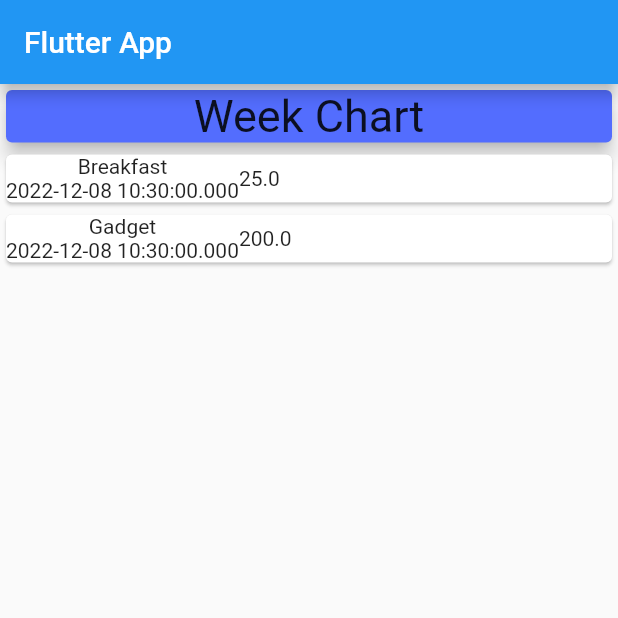
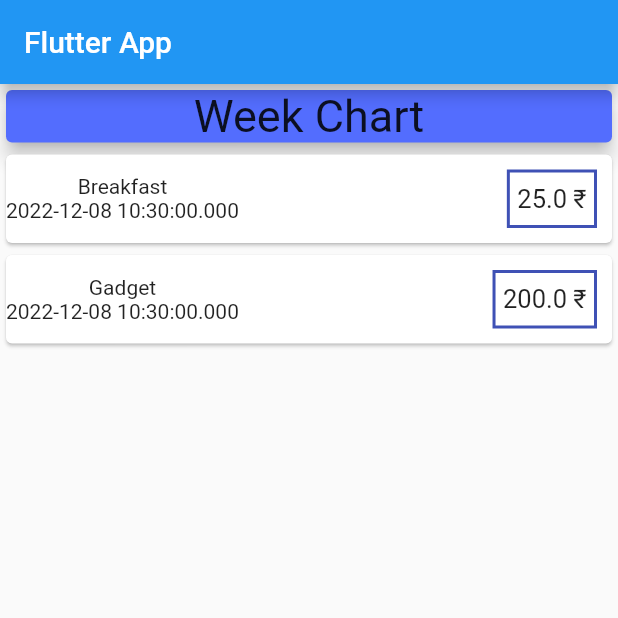
Before and after one commit to RushiNaikwadi/XPenses, a Flutter app: the screen it shows after launch, on a phone screen of 412 x 824 dp, the top half of it. Run offline on Flutter 3.47's test engine with Material 2 defaults, Android fonts, the phone set to English and light mode, and no system bars.

Commit message:
Styled widgets

```diff
--- a/lib/main.dart
+++ b/lib/main.dart
@@ -46,7 +46,7 @@ class MyHomePage extends StatelessWidget {
                 'Week Chart',
                 style: TextStyle(fontSize: 30),
                 textAlign: TextAlign.center,
-            ),
+              ),
               color: Colors.indigoAccent,
               elevation: 5,
             ),
@@ -61,7 +61,29 @@ class MyHomePage extends StatelessWidget {
                           Text(txn.txnDate.toString())
                         ],
                       ),
-                      Text(txn.txnAmount.toString())
+                      new Spacer(),
+                      Container(
+                        margin: EdgeInsets.symmetric(
+                          vertical: 10,
+                          horizontal: 10
+                        ),
+                        padding: EdgeInsets.symmetric(
+                          vertical: 7.5,
+                          horizontal: 5
+                        ),
+                        decoration: BoxDecoration(
+                          border: Border.all(
+                            color: Colors.indigo,
+                            width: 2
+                          )
+                        ),
+                        child: Text(
+                          '${txn.txnAmount.toString()} ₹',
+                          style: TextStyle(
+                            fontSize: 17
+                          ),
+                        ),
+                      ),
                     ],
                   )
                 );
```
